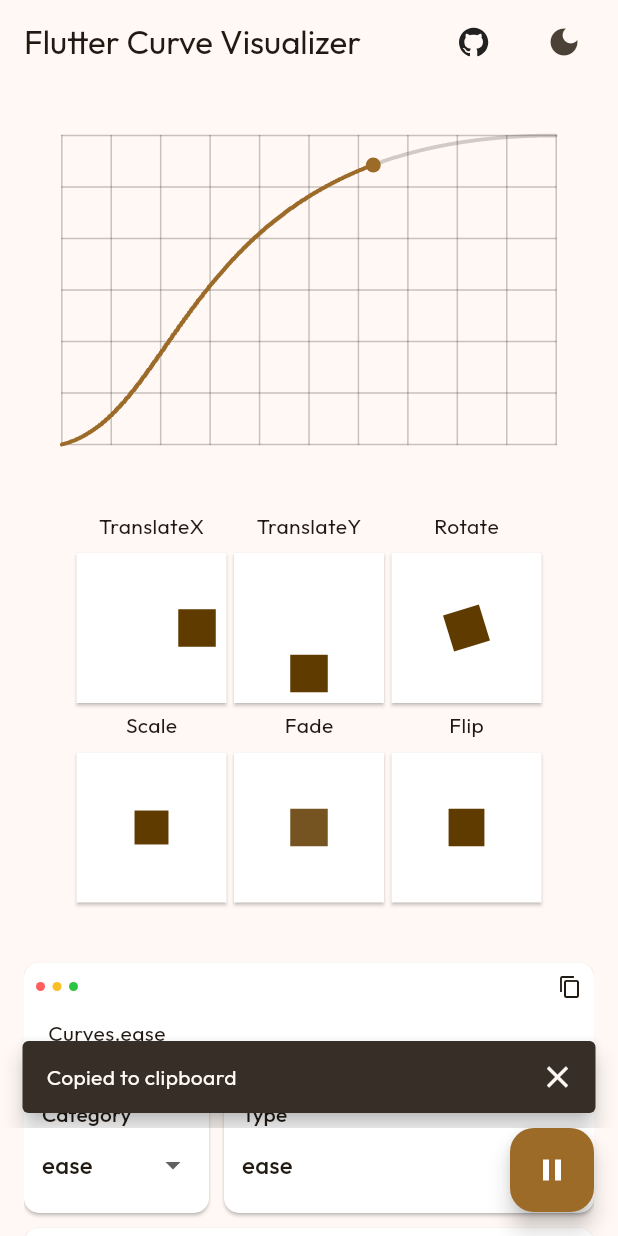
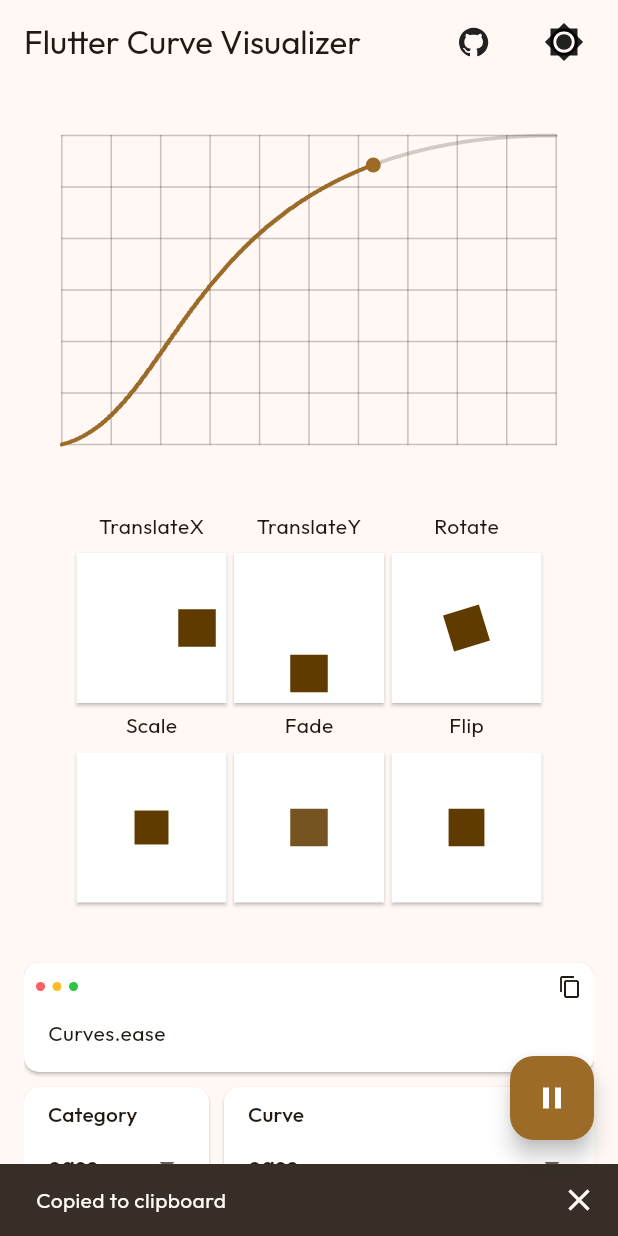
Before and after one commit to vchib1/flutter-curve-visualizer, a Flutter app: the screen it shows after launch, after a tap on the "content copy" icon, on a phone screen of 412 x 824 dp. Run offline on Flutter 3.47's test engine with Material 3 defaults, Android fonts, the light colour scheme and no system bars; drawn by our look-alikes of flutter_animate; our stand-ins replace equatable, flutter_svg, shared_preferences.

Commit message:
added animated theme toggle button

```diff
--- a/lib/utils/theme/theme.dart
+++ b/lib/utils/theme/theme.dart
@@ -341,10 +341,7 @@
         useMaterial3: true,
         brightness: colorScheme.brightness,
         colorScheme: colorScheme,
-        snackBarTheme: SnackBarThemeData(
-          behavior: SnackBarBehavior.floating,
-          showCloseIcon: true,
-        ),
+        snackBarTheme: SnackBarThemeData(showCloseIcon: true),
         textTheme: textTheme.apply(
           fontFamily: "Outfit",
           bodyColor: colorScheme.onSurface,
--- a/lib/utils/theme/theme_provider.dart
+++ b/lib/utils/theme/theme_provider.dart
@@ -11,7 +11,7 @@
     return isDarkMode ? ThemeMode.dark : ThemeMode.light;
   }
 
-  void toggleTheme() {
+  Future<void> toggleTheme() async {
     final isDarkMode = pref.getBool('darkMode') ?? false;
     pref.setBool('darkMode', !isDarkMode);
     notifyListeners();
--- a/lib/views/home_page.dart
+++ b/lib/views/home_page.dart
@@ -10,7 +10,6 @@
 import 'widgets/animated_box/animated_boxes.dart';
 import 'widgets/animated_box/provider.dart';
 import 'widgets/code_block.dart';
-import 'widgets/cubic_curve_input_widget.dart';
 
 class HomePage extends StatefulWidget {
   const HomePage({super.key});
@@ -27,25 +26,11 @@
   late String selectedCategory;
   late CurveModel selectedCurve;
 
-  late List<TextEditingController> customCubicControllers;
-
   late int animationTime;
 
   @override
   void initState() {
     super.initState();
-
-    customCubicControllers = List.generate(4, (index) {
-      final value = switch (index) {
-        0 => "0.5",
-        1 => "0",
-        2 => "0.75",
-        3 => "1",
-        int() => throw UnimplementedError(),
-      };
-
-      return TextEditingController(text: value);
-    });
 
     selectedCategory = CurveModel.list.keys.first;
     selectedCurve = CurveModel.list.values.first.first;
@@ -54,7 +39,8 @@
 
     playPauseController = AnimationController(
       vsync: this,
-      duration: Duration(milliseconds: 250),
+      duration: 100.ms,
+      reverseDuration: 100.ms,
     )..forward();
 
     controller = AnimationController(
@@ -70,10 +56,6 @@
 
   @override
   void dispose() {
-    for (final controller in customCubicControllers) {
-      controller.dispose();
-    }
-
     playPauseController.dispose();
     controller.dispose();
     super.dispose();
@@ -207,11 +189,11 @@
               Flexible(
                 flex: 2,
                 child: DropdownMenuWidget<CurveModel>(
-                  title: "Type",
+                  title: "Curve",
                   value: selectedCurve,
                   items: CurveModel.list[selectedCategory]!.toList(),
                   onChanged: (value) => updateCurve(value!),
-                  childBuilder: (context, value, textStyle) {
+                  builder: (context, value, textStyle) {
                     return Text(value.name.toString(), style: textStyle);
                   },
                 ),
@@ -224,24 +206,6 @@
             animationTime: animationTime,
             onChanged: updateAnimationTime,
           ),
-
-          // TODO : TextField have some issues with current flutter version, waiting it to be fixed
-          Visibility(
-            visible: false,
-            child: AnimatedSize(
-              curve: Curves.fastOutSlowIn,
-              duration: 200.ms,
-              reverseDuration: 200.ms,
-              child: (selectedCurve.isCustom)
-                  ? CubicCurveInputWidget(
-                      controllers: customCubicControllers,
-                      onApply: (curve) {
-                        updateCurve(selectedCurve.copyWith(curve: curve));
-                      },
-                    )
-                  : const SizedBox.shrink(),
-            ),
-          )
         ],
       ),
     );
--- /dev/null
+++ b/lib/views/widgets/animated_theme_switch/painter.dart
@@ -0,0 +1,71 @@
+import 'dart:math';
+import 'package:flutter/material.dart';
+
+class ThemeSwitchPainter extends CustomPainter {
+  final IconThemeData iconThemeData;
+  final Animation<double> animation;
+
+  ThemeSwitchPainter({
+    required this.iconThemeData,
+    required this.animation,
+  }) : super(repaint: animation);
+
+  Color get iconColor => iconThemeData.color ?? Colors.white;
+
+  @override
+  void paint(Canvas canvas, Size size) {
+    _drawBackgroundSquares(canvas, size);
+  }
+
+  @override
+  bool shouldRepaint(covariant CustomPainter oldDelegate) {
+    return false;
+  }
+
+  void _drawBackgroundSquares(Canvas canvas, Size size) {
+    final paint = Paint()
+      ..color = iconColor
+      ..style = PaintingStyle.fill;
+
+    final boxSize = size.width * .75;
+    final radius = size.width * 0.30;
+    final center = Offset(size.width / 2, size.height / 2);
+
+    // Create circular mask
+    final circlePath = Path()
+      ..addOval(Rect.fromCircle(center: center, radius: radius));
+
+    canvas.save();
+    canvas.translate(size.width / 2, size.height / 2);
+    canvas.rotate(animation.value * pi);
+
+    canvas.drawPath(
+      Path()
+        ..addRect(Rect.fromLTWH(-boxSize / 2, -boxSize / 2, boxSize, boxSize))
+        ..addPath(circlePath.shift(Offset(-size.width / 2, -size.height / 2)),
+            Offset.zero)
+        ..fillType = PathFillType.evenOdd,
+      paint,
+    );
+
+    canvas.rotate(pi / 4);
+    canvas.drawPath(
+      Path()
+        ..addRect(Rect.fromLTWH(-boxSize / 2, -boxSize / 2, boxSize, boxSize))
+        ..addPath(circlePath.shift(Offset(-size.width / 2, -size.height / 2)),
+            Offset.zero)
+        ..fillType = PathFillType.evenOdd,
+      paint,
+    );
+
+    canvas.restore();
+
+    final rad = radius - 2;
+
+    canvas.drawCircle(
+        Offset(size.width / 2 + (animation.value * size.width * .10),
+            size.height / 2 - (animation.value * size.height * .10)),
+        rad,
+        paint);
+  }
+}
--- /dev/null
+++ b/lib/views/widgets/animated_theme_switch/widget.dart
@@ -0,0 +1,86 @@
+import 'package:flutter/material.dart';
+import 'package:flutter_curve_visualizer/utils/theme/theme_provider.dart';
+import 'package:flutter_curve_visualizer/views/widgets/animated_theme_switch/painter.dart';
+import 'package:provider/provider.dart';
+
+class AnimatedThemeSwitcher extends StatefulWidget {
+  const AnimatedThemeSwitcher({super.key});
+
+  @override
+  State<AnimatedThemeSwitcher> createState() => _AnimatedThemeSwitcherState();
+}
+
+class _AnimatedThemeSwitcherState extends State<AnimatedThemeSwitcher>
+    with TickerProviderStateMixin {
+  late AnimationController controller;
+
+  late Animation<double> animation;
+
+  @override
+  void initState() {
+    super.initState();
+
+    controller = AnimationController(
+      vsync: this,
+      duration: const Duration(milliseconds: 500),
+    );
+
+    animation = CurvedAnimation(
+      parent: controller,
+      curve: Curves.easeInOut,
+    );
+  }
+
+  @override
+  void dispose() {
+    controller.dispose();
+    super.dispose();
+  }
+
+  @override
+  void didChangeDependencies() {
+    super.didChangeDependencies();
+
+    final isDark =
+        context.read<ThemeProvider>().getThemeMode() == ThemeMode.dark;
+
+    if ((isDark && controller.status != AnimationStatus.completed) ||
+        (!isDark && controller.status != AnimationStatus.dismissed)) {
+      if (isDark) {
+        controller.forward();
+      } else {
+        controller.reverse();
+      }
+    }
+  }
+
+  @override
+  Widget build(BuildContext context) {
+    final iconSize = Theme.of(context).iconTheme.size ?? 24;
+
+    return Consumer<ThemeProvider>(
+      builder: (context, provider, child) {
+        final isDark = provider.getThemeMode() == ThemeMode.dark;
+
+        return IconButton(
+          onPressed: () {
+            provider.toggleTheme().then((_) {
+              if (controller.status == AnimationStatus.completed) {
+                controller.reverse();
+              } else {
+                controller.forward();
+              }
+            });
+          },
+          icon: CustomPaint(
+            size: Size.square(iconSize),
+            painter: ThemeSwitchPainter(
+              animation: animation,
+              iconThemeData: Theme.of(context).iconTheme,
+            ),
+          ),
+        );
+      },
+    );
+  }
+}
--- a/lib/views/widgets/appbar.dart
+++ b/lib/views/widgets/appbar.dart
@@ -1,5 +1,6 @@
 import 'package:flutter/material.dart';
 import 'package:flutter_curve_visualizer/utils/theme/theme_provider.dart';
+import 'package:flutter_curve_visualizer/views/widgets/animated_theme_switch/widget.dart';
 import 'package:flutter_svg/flutter_svg.dart';
 import 'package:provider/provider.dart';
 import 'package:url_launcher/url_launcher.dart';
@@ -11,11 +12,13 @@
   Widget build(BuildContext context) {
     final theme = Theme.of(context);
 
+    final actionPadding = const EdgeInsets.only(right: 12.0);
+
     return AppBar(
       title: const Text('Flutter Curve Visualizer'),
       actions: [
         Padding(
-          padding: const EdgeInsets.only(right: 12.0),
+          padding: actionPadding,
           child: IconButton(
             onPressed: () {
               launchUrl(Uri.parse(
@@ -33,19 +36,8 @@
           ),
         ),
         Padding(
-          padding: const EdgeInsets.only(right: 12.0),
-          child: Consumer<ThemeProvider>(
-            builder: (context, value, child) {
-              final iconData = value.getThemeMode() == ThemeMode.dark
-                  ? Icons.light_mode
-                  : Icons.dark_mode;
-
-              return IconButton(
-                onPressed: () => value.toggleTheme(),
-                icon: Icon(iconData),
-              );
-            },
-          ),
+          padding: actionPadding,
+          child: AnimatedThemeSwitcher(),
         ),
       ],
     );
--- a/lib/views/widgets/code_block.dart
+++ b/lib/views/widgets/code_block.dart
@@ -14,9 +14,7 @@
 
     ScaffoldMessenger.of(context)
       ..clearSnackBars()
-      ..showSnackBar(
-        const SnackBar(content: Text('Copied to clipboard')),
-      );
+      ..showSnackBar(const SnackBar(content: Text('Copied to clipboard')));
   }
 
   @override
--- a/lib/views/widgets/dropdown_menu.dart
+++ b/lib/views/widgets/dropdown_menu.dart
@@ -1,20 +1,18 @@
 import 'package:flutter/material.dart';
 
 class DropdownMenuWidget<T> extends StatelessWidget {
-  final double? width;
   final String title;
   final T? value;
   final List<T> items;
   final Widget Function(BuildContext context, T value, TextStyle? textStyle)?
-      childBuilder;
+      builder;
   final void Function(T?)? onChanged;
 
   const DropdownMenuWidget({
     super.key,
     required this.title,
     required this.items,
-    this.width,
-    this.childBuilder,
+    this.builder,
     this.onChanged,
     this.value,
   });
@@ -25,39 +23,32 @@
 
     final childTextStyle = Theme.of(context).textTheme.titleMedium;
 
-    final borderRadius = BorderRadius.circular(10);
-
     return PhysicalModel(
-      color: Colors.transparent,
+      color: Theme.of(context).colorScheme.onPrimaryFixed,
       shadowColor: Theme.of(context).colorScheme.shadow,
       elevation: 1.0,
-      borderRadius: borderRadius,
-      child: Container(
-        width: width,
-        padding: EdgeInsets.symmetric(horizontal: 12.0, vertical: 8.0),
-        decoration: BoxDecoration(
-          color: Theme.of(context).colorScheme.onPrimaryFixed,
-          borderRadius: borderRadius,
-        ),
+      borderRadius: BorderRadius.circular(10),
+      child: Padding(
+        padding: EdgeInsets.fromLTRB(16, 8, 16, 0.0),
         child: Column(
           crossAxisAlignment: CrossAxisAlignment.start,
           children: [
             Text(title, style: titleStyle),
             DropdownButton<T>(
               value: value,
-              underline: SizedBox.shrink(),
+              onChanged: onChanged,
+              underline: const SizedBox.shrink(),
               isExpanded: true,
+              isDense: false,
               items: items.map(
-                (e) {
+                (item) {
                   return DropdownMenuItem<T>(
-                    value: e,
-                    child: childBuilder == null
-                        ? Text(e.toString(), style: childTextStyle)
-                        : childBuilder!(context, e, childTextStyle),
+                    value: item,
+                    child: builder?.call(context, item, childTextStyle) ??
+                        Text(item.toString(), style: childTextStyle),
                   );
                 },
               ).toList(),
-              onChanged: onChanged,
             ),
           ],
         ),
--- a/lib/views/widgets/time_slider.dart
+++ b/lib/views/widgets/time_slider.dart
@@ -1,15 +1,17 @@
 import 'package:flutter/material.dart';
 
 class TimeSlider extends StatelessWidget {
-
-  const TimeSlider({super.key, required this.animationTime, this.onChanged});
+  const TimeSlider({
+    super.key,
+    required this.animationTime,
+    this.onChanged,
+  });
 
   final int animationTime;
   final void Function(double)? onChanged;
 
   @override
   Widget build(BuildContext context) {
-
     final borderRadius = BorderRadius.circular(10);
 
     return PhysicalModel(
```
